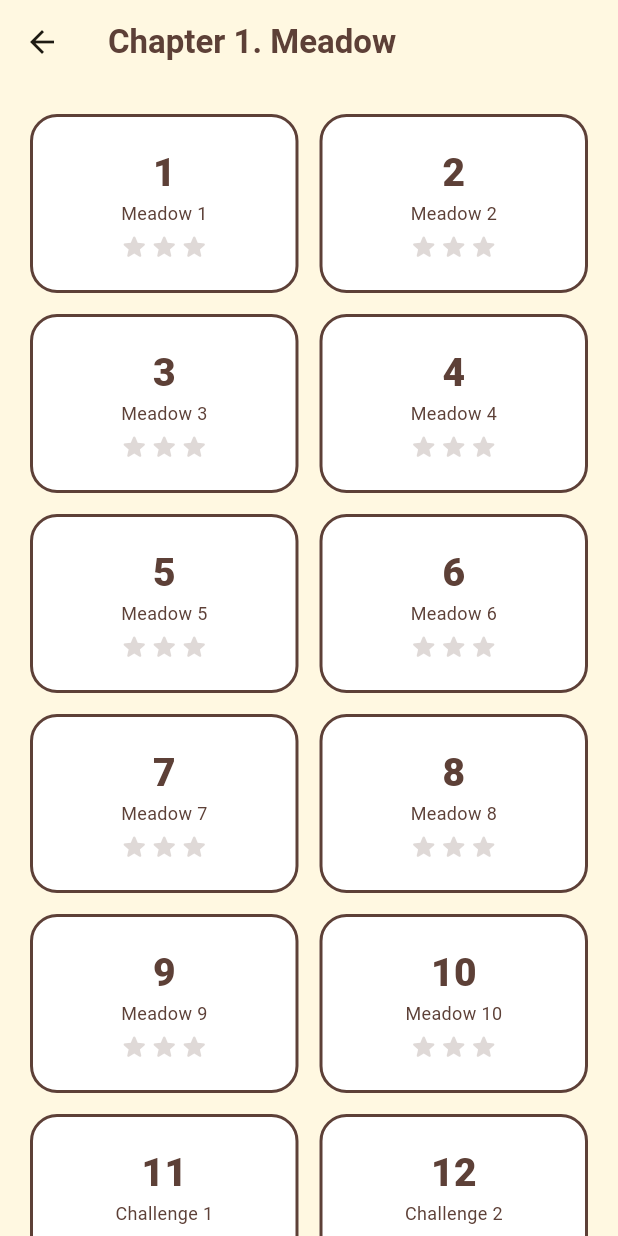
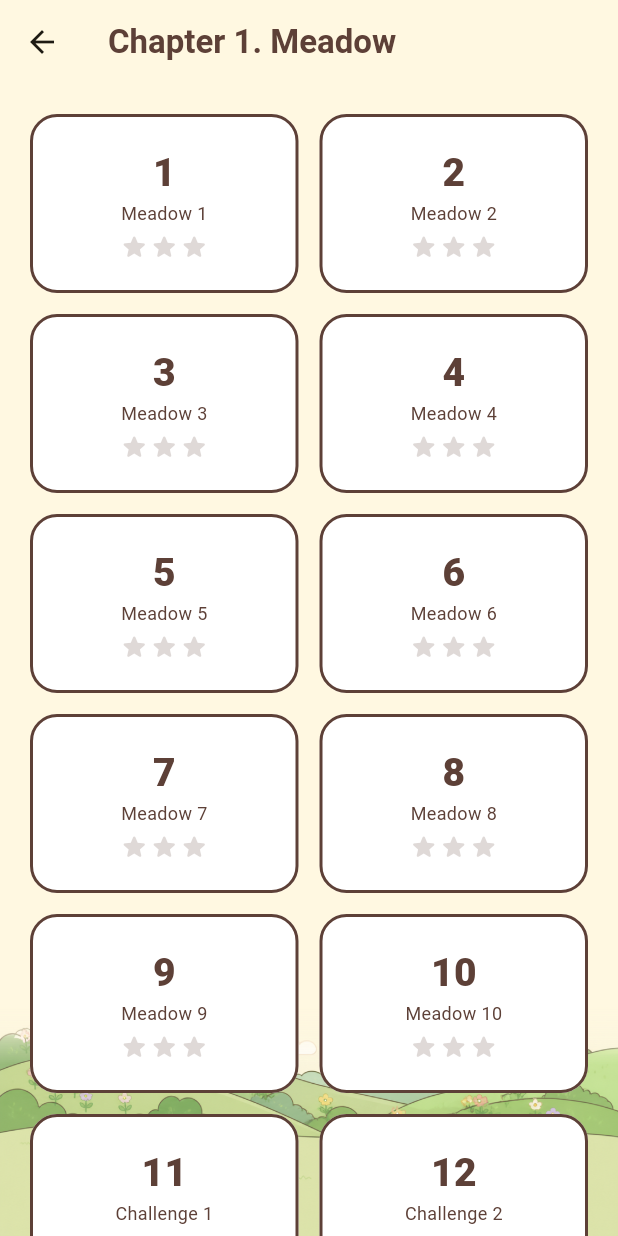
Before and after one commit to Yongminlee2/PiyakPush, a Flutter app: the ChapterScreen screen opened directly, after a tap on an icon or button, on a phone screen of 412 x 824 dp. Run offline on Flutter 3.47's test engine with Material 3 defaults, Android fonts, the phone set to English and light mode, and no system bars; our stand-ins replace audioplayers, shared_preferences; accounts and stored records are empty; Roboto replaces fonts that are missing (Jua).

Commit message:
화면 성격에 따라 배경 크기를 나눔
게임 화면은 아래가 조작 영역이라 세로로 긴 정사각 그림으로 꽉 채우는 게 맞지만,
타이틀·챕터·스테이지·데일리처럼 목록이 세로로 흐르는 화면에서는 배경이 그만큼
크면 답답하다. 가로로 긴 판(1080x400)을 되살려 메뉴 화면에 쓴다.

- bg_act{n}_wide.png 추가 (1막은 되돌렸던 파스텔본, 2~4막은 12차 납품본)
- ActBackground(wide: true) 로 선택
- 스테이지 선택 화면엔 배경이 아예 없었는데 이참에 넣었다

```diff
--- a/lib/ui/screens/chapter_screen.dart
+++ b/lib/ui/screens/chapter_screen.dart
@@ -46,7 +46,7 @@ class ChapterScreen extends StatelessWidget {
       ),
       body: Stack(
         children: [
-          const ActBackground(),
+          const ActBackground(wide: true),
           ListView.builder(
         padding: const EdgeInsets.all(16),
         itemCount: kChapterCount + S.actNames.length,
--- a/lib/ui/screens/daily_screen.dart
+++ b/lib/ui/screens/daily_screen.dart
@@ -77,7 +77,7 @@ class DailyScreen extends StatelessWidget {
       ),
       body: Stack(
         children: [
-          const ActBackground(),
+          const ActBackground(wide: true),
           ListView(
             padding: const EdgeInsets.all(20),
             children: [
--- a/lib/ui/screens/stage_screen.dart
+++ b/lib/ui/screens/stage_screen.dart
@@ -13,6 +13,7 @@ import '../../services/sound_service.dart';
 import '../nav.dart';
 import '../strings.dart';
 import '../theme.dart';
+import '../widgets/act_background.dart';
 import 'game_screen.dart';
 
 class StageScreen extends StatelessWidget {
@@ -101,7 +102,10 @@ class StageScreen extends StatelessWidget {
         ),
         backgroundColor: PiyakColors.creamBg,
       ),
-      body: FutureBuilder<List<Level>>(
+      body: Stack(
+        children: [
+          ActBackground(chapter: chapter, wide: true),
+          FutureBuilder<List<Level>>(
             future: LevelRepository.loadChapter(chapter),
             builder: (context, snap) {
               if (!snap.hasData) {
@@ -123,12 +127,17 @@ class StageScreen extends StatelessWidget {
                     color: Colors.white,
                     shape: RoundedRectangleBorder(
                       borderRadius: BorderRadius.circular(18),
-                  side: const BorderSide(color: PiyakColors.outline, width: 2),
+                      side: const BorderSide(
+                        color: PiyakColors.outline,
+                        width: 2,
+                      ),
                     ),
                     child: InkWell(
                       borderRadius: BorderRadius.circular(18),
-                  onTap: () =>
-                      Navigator.push(context, _gameRoute(context, levels, i)),
+                      onTap: () => Navigator.push(
+                        context,
+                        _gameRoute(context, levels, i),
+                      ),
                       child: Column(
                         mainAxisAlignment: MainAxisAlignment.center,
                         children: [
@@ -157,7 +166,9 @@ class StageScreen extends StatelessWidget {
                                 size: 20,
                                 color: s < stars
                                     ? PiyakColors.starYellow
-                                : PiyakColors.outline.withValues(alpha: 0.2),
+                                    : PiyakColors.outline.withValues(
+                                        alpha: 0.2,
+                                      ),
                               ),
                             ),
                           ),
@@ -169,6 +180,8 @@ class StageScreen extends StatelessWidget {
               );
             },
           ),
+        ],
+      ),
     );
   }
 }
--- a/lib/ui/screens/title_screen.dart
+++ b/lib/ui/screens/title_screen.dart
@@ -59,7 +59,7 @@ class TitleScreen extends StatelessWidget {
     return Scaffold(
       body: Stack(
         children: [
-          const ActBackground(),
+          const ActBackground(wide: true),
           SafeArea(
         child: Center(
           child: SingleChildScrollView(
--- a/lib/ui/widgets/act_background.dart
+++ b/lib/ui/widgets/act_background.dart
@@ -10,7 +10,19 @@ class ActBackground extends StatelessWidget {
 
   /// 그림 띠의 높이. null이면 그림 비율대로.
   final double? height;
-  const ActBackground({this.chapter = 1, this.height, super.key});
+
+  /// 가로로 긴 판(1080×400)을 쓸지.
+  ///
+  /// 게임 화면은 아래쪽이 조작 영역이라 세로로 긴 정사각 그림으로 꽉 채우지만,
+  /// 타이틀·챕터·데일리처럼 목록이 세로로 흐르는 화면에서는 배경이 그만큼
+  /// 크면 답답하다. 이런 화면은 얇은 띠가 낫다.
+  final bool wide;
+  const ActBackground({
+    this.chapter = 1,
+    this.height,
+    this.wide = false,
+    super.key,
+  });
 
   /// 그림 위쪽에서 크림색으로 녹여 없애는 구간.
   ///
@@ -19,19 +31,21 @@ class ActBackground extends StatelessWidget {
   /// 35%에서 줄였다.
   static const double fadeStop = 0.25;
 
-  /// 배경 그림의 가로세로비 (1080×1080 = 1.0).
+  /// 배경 그림의 가로세로비. 게임용은 1080×1080, 메뉴용은 1080×400.
   static const double aspect = 1.0;
+  static const double wideAspect = 1080 / 400;
 
   @override
   Widget build(BuildContext context) {
     final act = ((chapter - 1) ~/ 5).clamp(0, 3) + 1;
+    final name = wide ? 'bg_act${act}_wide' : 'bg_act$act';
     return Positioned.fill(
       child: LayoutBuilder(
         builder: (context, box) {
           // 폭에 맞춘 높이가 화면보다 크면 화면에 맞춘다. 정사각 그림이라
           // 가로로 넓거나 세로가 짧은 기기에서는 그냥 두면 넘친다.
-          final wide = box.maxWidth / aspect;
-          final h = height ?? (wide < box.maxHeight ? wide : box.maxHeight);
+          final fit = box.maxWidth / (wide ? wideAspect : aspect);
+          final h = height ?? (fit < box.maxHeight ? fit : box.maxHeight);
           return Column(
             children: [
               const Expanded(
@@ -49,7 +63,7 @@ class ActBackground extends StatelessWidget {
                 ).createShader(r),
                 blendMode: BlendMode.dstIn,
                 child: Image.asset(
-                  'assets/images/bg/bg_act$act.png',
+                  'assets/images/bg/$name.png',
                   width: double.infinity,
                   height: h,
                   fit: BoxFit.cover,
```
Also changed, not shown: assets/images/bg/bg_act1_wide.png (added), assets/images/bg/bg_act2_wide.png (added), assets/images/bg/bg_act3_wide.png (added), assets/images/bg/bg_act4_wide.png (added). Lines whose indentation alone changed are shown as unchanged.
